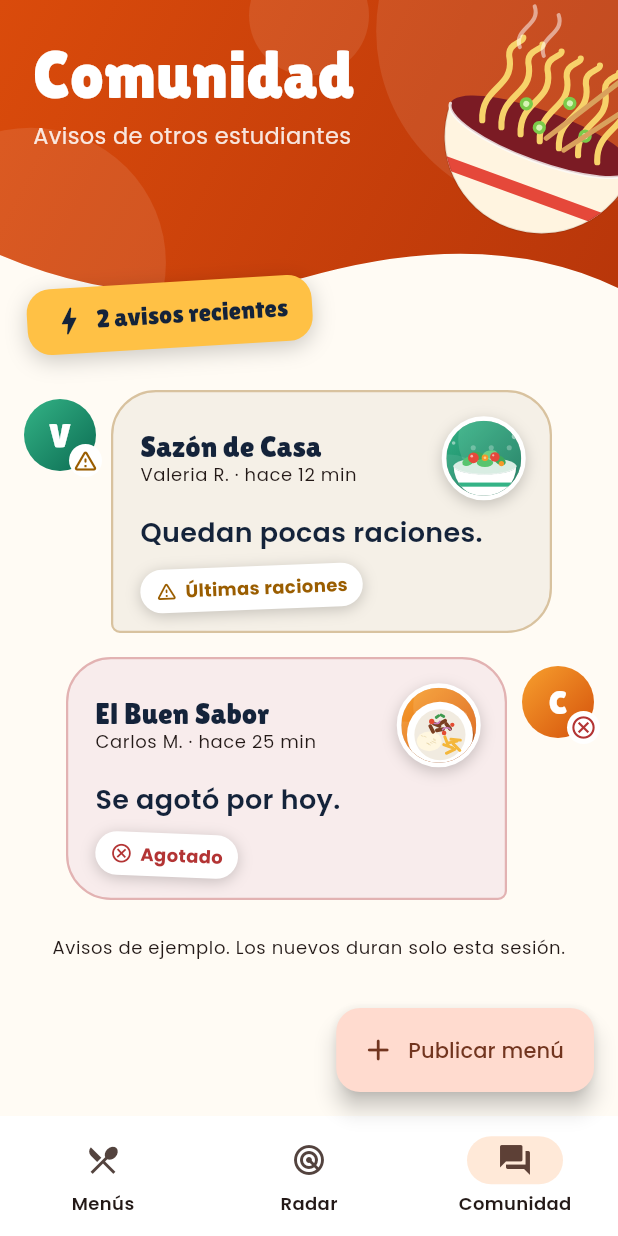
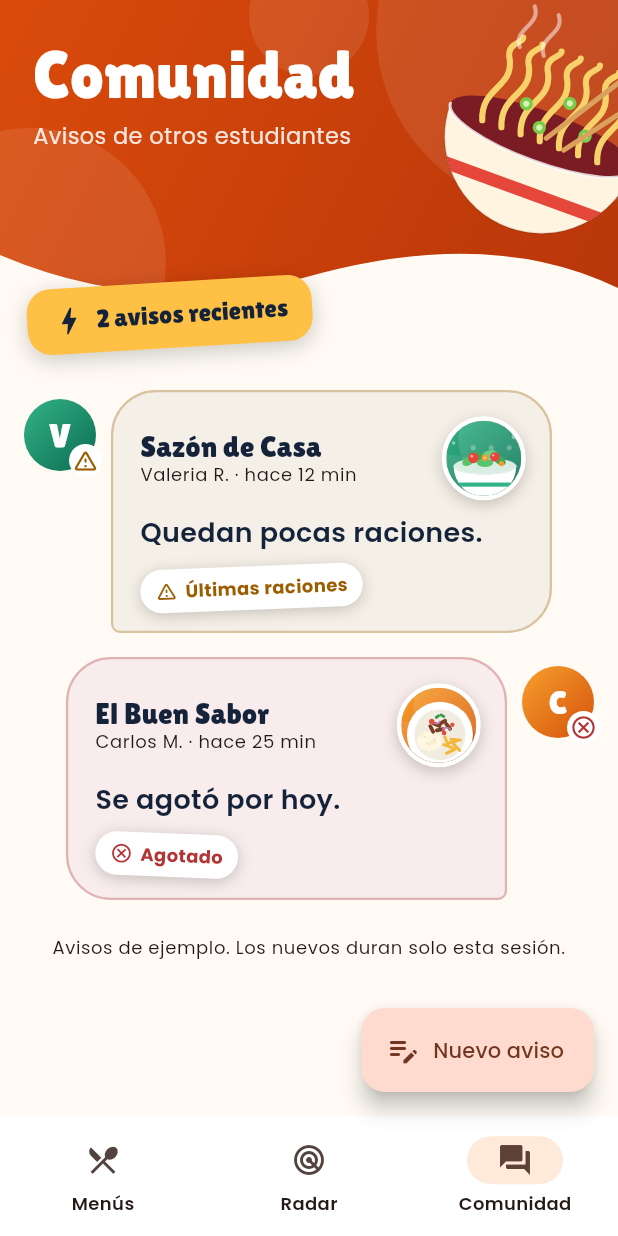
Before and after one commit to JoseGordilloMendoza/menuAppFlutter, a Flutter app: the screen it shows after launch, item 3 of the bottom bar chosen, on a phone screen of 412 x 824 dp. Run offline on Flutter 3.47's test engine with Material 3 defaults, Android fonts, the phone set to English and light mode, and no system bars.

Commit message:
feat: cambia el boton flotante a Nuevo aviso en la pestana Comunidad
Co-Authored-By: Claude Sonnet 5.5 <noreply@anthropic.com>

```diff
--- a/lib/screens/home_shell.dart
+++ b/lib/screens/home_shell.dart
@@ -4,6 +4,7 @@ import 'package:flutter/services.dart';
 import '../data/menu_store.dart';
 import '../models/menu.dart';
 import '../widgets/availability_sheet.dart';
+import '../widgets/notice_composer.dart';
 import 'community_tab.dart';
 import 'explore_tab.dart';
 import 'menu_detail_page.dart';
@@ -43,6 +44,14 @@ class _HomeShellState extends State<HomeShell> {
     );
   }
 
+  Future<void> _newNotice() async {
+    final published = await showNoticeComposer(context, widget.store);
+    if (!published || !mounted) return;
+    ScaffoldMessenger.of(context).showSnackBar(
+      const SnackBar(content: Text('Aviso publicado en esta sesión.')),
+    );
+  }
+
   @override
   Widget build(BuildContext context) => Scaffold(
     // Comunidad dibuja su cabecera hasta el borde superior de la pantalla,
@@ -69,9 +78,9 @@ class _HomeShellState extends State<HomeShell> {
       ),
     ),
     floatingActionButton: FloatingActionButton.extended(
-      onPressed: _publishMenu,
-      icon: const Icon(Icons.add_rounded),
-      label: const Text('Publicar menú'),
+      onPressed: _selectedIndex == 2 ? _newNotice : _publishMenu,
+      icon: Icon(_selectedIndex == 2 ? Icons.edit_note_rounded : Icons.add_rounded),
+      label: Text(_selectedIndex == 2 ? 'Nuevo aviso' : 'Publicar menú'),
     ),
     bottomNavigationBar: NavigationBar(
       selectedIndex: _selectedIndex,
```
